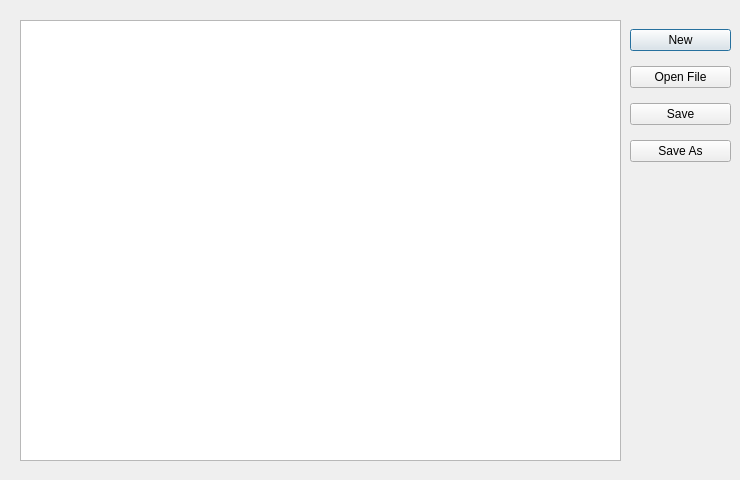
Before: the Qt Designer form code/gui/scripteditor.ui in uwnrg/minotaur-cpp, drawn with Qt 5.
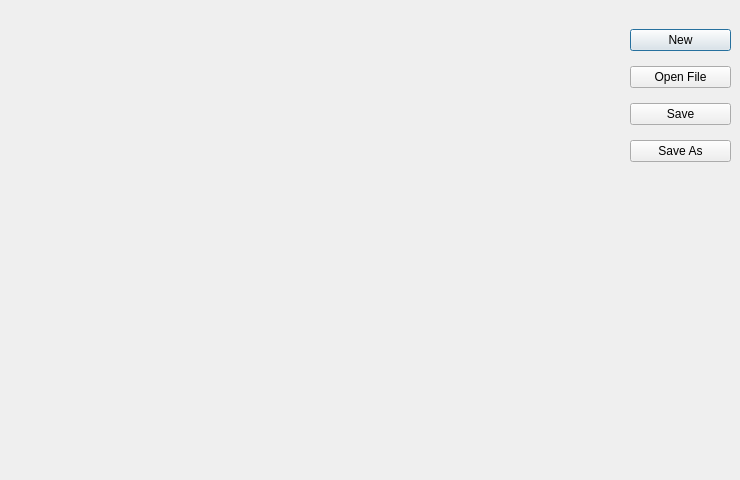
After: the same form once the commit is applied.

The edit to the form file:
```diff
--- a/code/gui/scripteditor.ui
+++ b/code/gui/scripteditor.ui
@@ -13,16 +13,6 @@
   <property name="windowTitle">
    <string>Script Editor</string>
   </property>
-  <widget class="QTextEdit" name="textEdit">
-   <property name="geometry">
-    <rect>
-     <x>20</x>
-     <y>20</y>
-     <width>601</width>
-     <height>441</height>
-    </rect>
-   </property>
-  </widget>
   <widget class="QWidget" name="verticalLayoutWidget">
    <property name="geometry">
     <rect>
@@ -63,6 +53,17 @@
     </item>
    </layout>
   </widget>
+  <widget class="QWidget" name="verticalLayoutWidget_3">
+   <property name="geometry">
+    <rect>
+     <x>20</x>
+     <y>20</y>
+     <width>591</width>
+     <height>441</height>
+    </rect>
+   </property>
+   <layout class="QVBoxLayout" name="editorLayout"/>
+  </widget>
  </widget>
  <resources/>
  <connections/>
```
